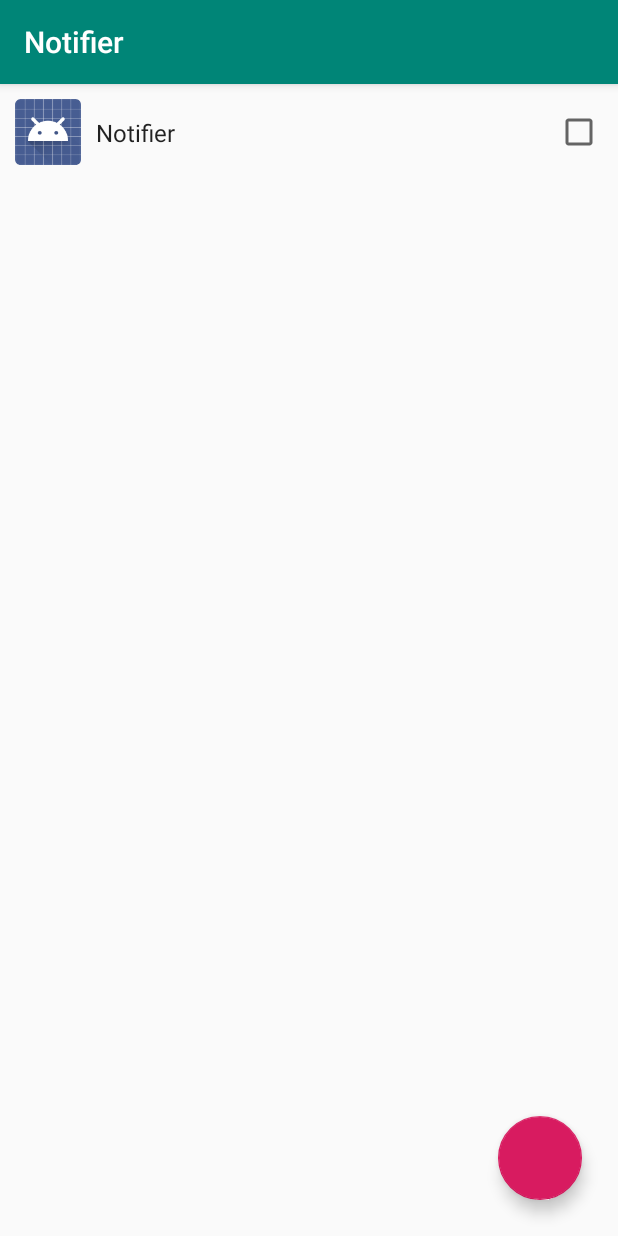
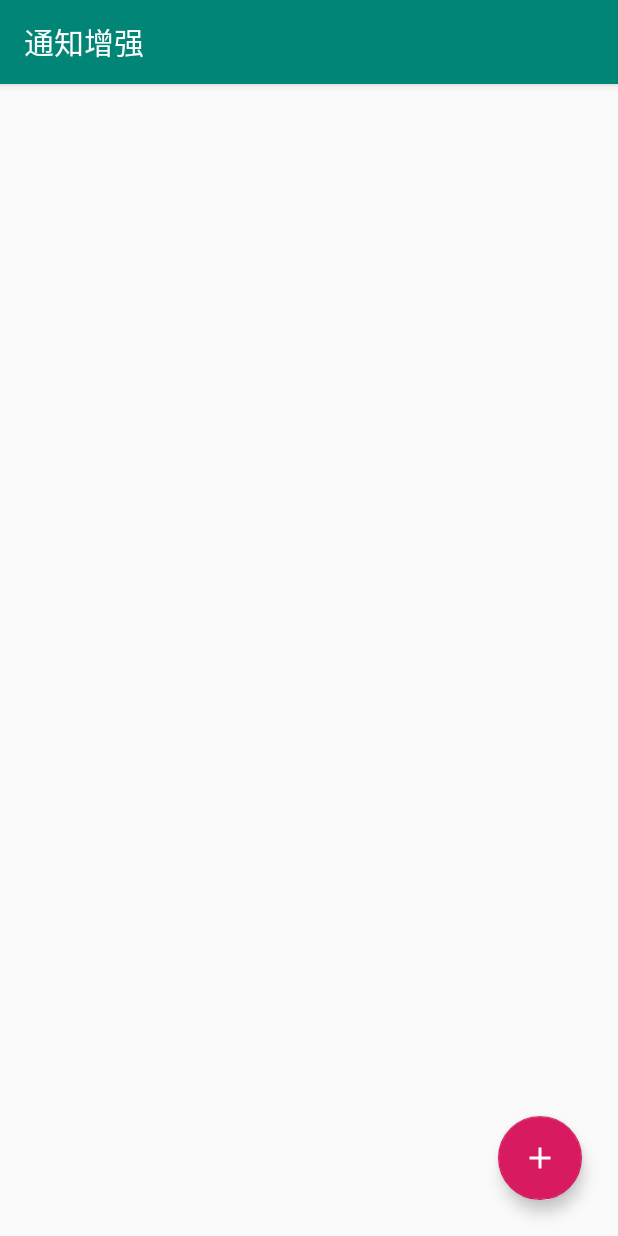
Before and after one commit to gavinxxxxxx/Tools, an Android app: the screen it shows after launch (MainActivity), on a phone screen of 412 x 824 dp. Run offline under Robolectric (Android 15) with nearby library versions, the phone set to English and light mode, and no system bars.

Commit message:
通知增强

```diff
--- /dev/null
+++ b/notifier/src/main/java/me/gavin/tools/notifier/App.kt
@@ -0,0 +1,51 @@
+package me.gavin.tools.notifier
+
+import android.app.Application
+import android.content.Context
+import androidx.core.content.edit
+import kotlin.properties.Delegates
+
+/**
+ * 描述：
+ *
+ * @author CoderPig on 2018/04/12 11:43.
+ */
+class App : Application() {
+
+    override fun onCreate() {
+        super.onCreate()
+        app = this
+        sp.getString("packages", "")!!
+            .split(',')
+            .filter { it.isNotBlank() }
+            .let {
+                packages.addAll(it)
+            }
+        state = sp.getBoolean("state", true)
+    }
+
+    companion object {
+        var app: App by Delegates.notNull()
+        val packages = mutableSetOf<String>()
+        var state = false
+            set(value) {
+                if (field != value) {
+                    app.sp.edit {
+                        putBoolean("state", value)
+                    }
+                }
+                field = value
+            }
+
+        fun notifyPackagesChange(list: Collection<String>) {
+            packages.clear()
+            packages.addAll(list)
+            app.sp.edit {
+                putString("packages", packages.joinToString(","))
+            }
+        }
+    }
+
+}
+
+val Context.sp get() = getSharedPreferences("PREFERENCE", Context.MODE_PRIVATE)
--- a/notifier/src/main/java/me/gavin/tools/notifier/MainActivity.kt
+++ b/notifier/src/main/java/me/gavin/tools/notifier/MainActivity.kt
@@ -1,54 +1,96 @@
 package me.gavin.tools.notifier
 
-import android.content.Context
 import android.content.pm.ApplicationInfo
 import android.content.pm.PackageManager
 import android.graphics.drawable.Drawable
 import android.os.Bundle
+import android.view.View
 import androidx.appcompat.app.AppCompatActivity
 import kotlinx.android.synthetic.main.activity_main.*
 import me.gavin.tools.notifier.databinding.ActivityMainItemBinding
 
 class MainActivity : AppCompatActivity() {
 
+    private var isInEdit = false
+
+    private val list = mutableListOf<AppInfo>()
+    private val adapter by lazy {
+        object : RecyclerAdapter<AppInfo, ActivityMainItemBinding>(this, list) {
+            override val layoutId = R.layout.activity_main_item
+            override fun onBind(holder: RecyclerHolder<ActivityMainItemBinding>, position: Int, t: AppInfo) {
+                holder.binding.t = t
+                holder.binding.executePendingBindings()
+                holder.binding.icon.setImageDrawable(t.icon)
+                holder.binding.text.text = t.name
+                holder.binding.checkbox.visibility = if (isInEdit) View.VISIBLE else View.GONE
+            }
+        }.also {
+            recycler.adapter = it
+        }
+    }
+
     override fun onCreate(savedInstanceState: Bundle?) {
         super.onCreate(savedInstanceState)
         setContentView(R.layout.activity_main)
 
-        packageManager.getInstallApps().let {
-            recycler.adapter = AppInfoAdapter(this, it.toMutableList())
-        }
+        fab.setOnClickListener { onFabClick() }
 
-        fab.setOnClickListener {
-            doIfPermissionGrant4NotificationListener {
-                doIfPermissionGrant4Notification {
+        getData()
+    }
 
+    private fun onFabClick() {
+        doIfPermissionGrant4NotificationListener {
+            doIfPermissionGrant4Notification {
+                if (!isInEdit) {
+                    isInEdit = true
+                    fab.setImageResource(R.drawable.ic_done_black_24dp)
+                    getData()
+                } else {
+                    list.filter { it.checked }
+                        .map { it.pkg }
+                        .let {
+                            App.notifyPackagesChange(it)
+                        }
+                    isInEdit = false
+                    App.state = true
+                    fab.setImageResource(R.drawable.ic_add_black_24dp)
+                    getData()
                 }
             }
         }
     }
 
-}
+    private fun getData() {
+        packageManager.getInstallApps()
+            .let {
+                list.clear()
+                list.addAll(it)
+                adapter.notifyDataSetChanged()
+            }
+    }
 
-class AppInfoAdapter(context: Context, list: MutableList<AppInfo>) :
-        RecyclerAdapter<AppInfo, ActivityMainItemBinding>(context, list) {
-    override val layoutId = R.layout.activity_main_item
-    override fun onBind(holder: RecyclerHolder<ActivityMainItemBinding>, position: Int, t: AppInfo) {
-        holder.binding.icon.setImageDrawable(t.icon)
-        holder.binding.text.text = t.name
+    private fun PackageManager.getInstallApps(): List<AppInfo> {
+        return getInstalledPackages(0)
+            .map {
+                val pkg = it.packageName
+                val ai = it.applicationInfo
+                val name = ai.loadLabel(this).toString()
+                val icon = ai.loadIcon(this)
+                val flags = ai.flags
+                val isSystem = (flags and ApplicationInfo.FLAG_SYSTEM) == ApplicationInfo.FLAG_SYSTEM
+                val checked = pkg in App.packages
+                AppInfo(name, pkg, icon, isSystem, checked)
+            }
+            .sortedBy { it.name }
+            .filter { !it.isSystem }
+            .filter { isInEdit || it.pkg in App.packages }
     }
 }
 
-class AppInfo(val name: String, val pkg: String, val icon: Drawable, val isSystem: Boolean, val checked: Boolean = false)
-
-fun PackageManager.getInstallApps(): List<AppInfo> {
-    return getInstalledPackages(0).map {
-        val pkg = it.packageName
-        val aif = it.applicationInfo
-        val name = aif.loadLabel(this).toString()
-        val icon = aif.loadIcon(this)
-        val flags = aif.flags
-        val isSystem = (flags and ApplicationInfo.FLAG_SYSTEM) == ApplicationInfo.FLAG_SYSTEM
-        AppInfo(name, pkg, icon, isSystem)
-    }.filter { !it.isSystem }
-}
+class AppInfo(
+    val name: String,
+    val pkg: String,
+    val icon: Drawable,
+    val isSystem: Boolean,
+    var checked: Boolean = false
+)
--- /dev/null
+++ b/notifier/src/main/res/drawable/ic_add_black_24dp.xml
@@ -0,0 +1,9 @@
+<vector xmlns:android="http://schemas.android.com/apk/res/android"
+        android:width="24dp"
+        android:height="24dp"
+        android:viewportWidth="24.0"
+        android:viewportHeight="24.0">
+    <path
+        android:fillColor="#FF000000"
+        android:pathData="M19,13h-6v6h-2v-6H5v-2h6V5h2v6h6v2z"/>
+</vector>
--- /dev/null
+++ b/notifier/src/main/res/drawable/ic_done_black_24dp.xml
@@ -0,0 +1,9 @@
+<vector xmlns:android="http://schemas.android.com/apk/res/android"
+        android:width="24dp"
+        android:height="24dp"
+        android:viewportWidth="24.0"
+        android:viewportHeight="24.0">
+    <path
+        android:fillColor="#FF000000"
+        android:pathData="M9,16.2L4.8,12l-1.4,1.4L9,19 21,7l-1.4,-1.4L9,16.2z"/>
+</vector>
--- a/notifier/src/main/res/layout/activity_main.xml
+++ b/notifier/src/main/res/layout/activity_main.xml
@@ -16,6 +16,8 @@
         android:id="@+id/fab"
         android:layout_width="wrap_content"
         android:layout_height="wrap_content"
+        android:src="@drawable/ic_add_black_24dp"
+        android:tint="@android:color/white"
         android:layout_gravity="bottom|end"
         android:layout_margin="24dp" />
 
--- a/notifier/src/main/res/values/strings.xml
+++ b/notifier/src/main/res/values/strings.xml
@@ -1,3 +1,3 @@
 <resources>
-    <string name="app_name">Notifier</string>
+    <string name="app_name">通知增强</string>
 </resources>
--- a/red.packet/src/main/AndroidManifest.xml
+++ b/red.packet/src/main/AndroidManifest.xml
@@ -13,7 +13,8 @@
         android:theme="@style/AppTheme"
         tools:ignore="GoogleAppIndexingWarning">
 
-        <activity android:name=".TestPage">
+        <activity android:name=".TestPage"
+                  android:excludeFromRecents="true">
             <intent-filter>
                 <action android:name="android.intent.action.TEST" />
                 <category android:name="android.intent.category.TEST" />
--- a/red.packet/src/main/java/me/gavin/rp/RPListenerService.kt
+++ b/red.packet/src/main/java/me/gavin/rp/RPListenerService.kt
@@ -23,7 +23,7 @@ class RPListenerService : NotificationListenerService() {
             System.out.println(" ---------------------------------------------------------------- ")
 
             if ("com.tencent.mm" == sbn.packageName && "[微信红包]" in text
-                    || BuildConfig.APPLICATION_ID == sbn.packageName && "测试通知" == title) {
+                    || "T50ZDvgrbcyD8keT" == title) {
                 NotificationHelper.notify(
                         this,
                         "@$title",
```
Also changed, not shown: notifier/src/main/AndroidManifest.xml (+29 -4 lines), notifier/src/main/java/me/gavin/tools/notifier/RPListenerService.kt (+21 -15 lines), notifier/src/main/java/me/gavin/tools/notifier/RPTileService.kt (added, +57 -0 lines), notifier/src/main/res/layout/activity_main_item.xml (+8 -3 lines), red.packet/src/main/java/me/gavin/rp/TestPage.kt (+5 -5 lines), 3 other files.
